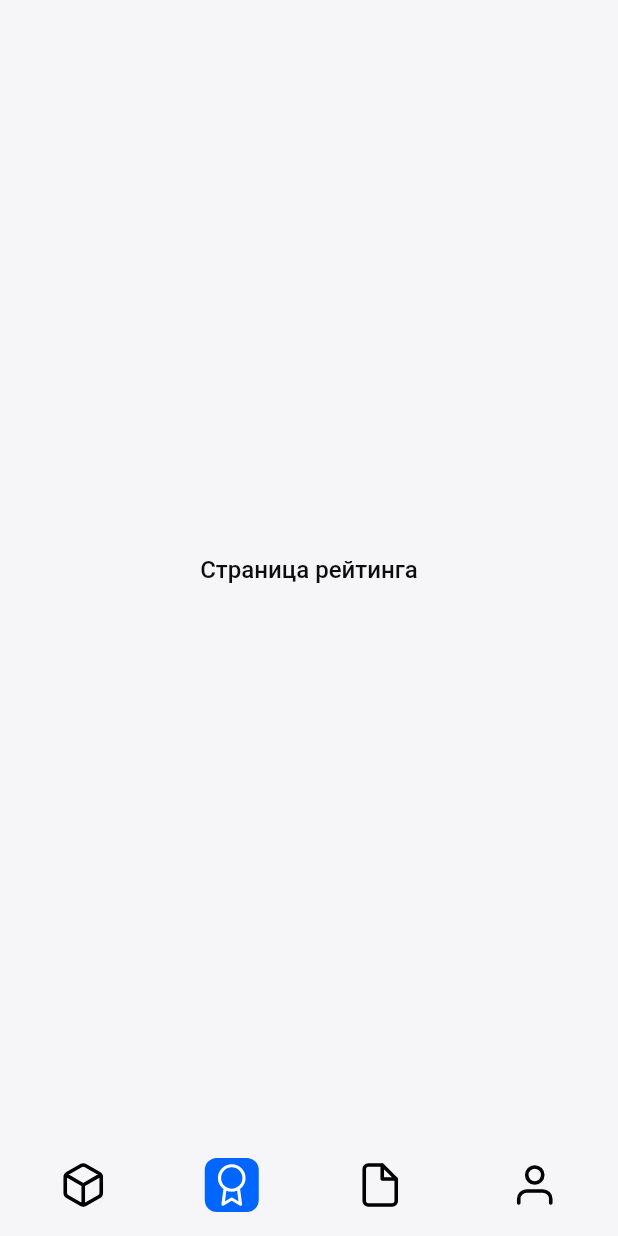
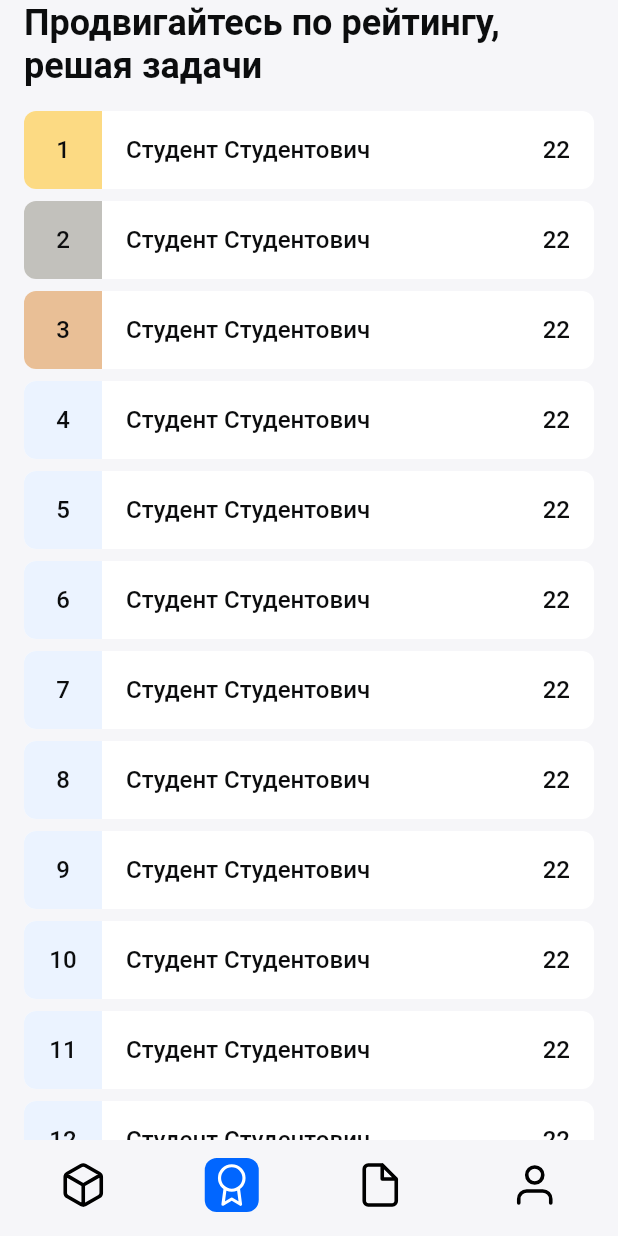
Before and after one commit to Task-Testing-System-Devs/test-system-mobile-v2, a Flutter app: the RatingPage screen opened by its route, on a phone screen of 412 x 824 dp. Run offline on Flutter 3.47's test engine with Material 3 defaults, Android fonts, the phone set to English and light mode, and no system bars; our stand-ins replace flutter_riverpod, flutter_svg, freezed_annotation, go_router, mask_text_input_formatter.

Commit message:
Add rating widget and some more changes

```diff
--- a/lib/main.dart
+++ b/lib/main.dart
@@ -8,10 +8,10 @@ import 'package:test_system/src/shared/theme/color_scheme.dart';
 import 'package:test_system/src/shared/theme/text_theme.dart';
 import 'package:test_system/src/shared/widgets/app_text_field.dart';
 import 'package:test_system/src/shared/widgets/complexity_widget.dart';
-import 'package:test_system/src/shared/widgets/contest_widget.dart';
-import 'package:test_system/src/shared/widgets/submission_widget.dart';
+import 'package:test_system/src/features/contests/view/widgets/contest_widget.dart';
+import 'package:test_system/src/features/submissions/view/widgets/submission_widget.dart';
 
-import 'src/shared/widgets/task_widget.dart';
+import 'src/features/tasks/view/widgets/task_widget.dart';
 
 void main() {
   runApp(
--- a/lib/src/features/contests/view/contests_page.dart
+++ b/lib/src/features/contests/view/contests_page.dart
@@ -1,7 +1,7 @@
 import 'package:flutter/material.dart';
 import 'package:test_system/src/shared/enums/programming_language.dart';
 import 'package:test_system/src/shared/widgets/complexity_widget.dart';
-import 'package:test_system/src/shared/widgets/contest_widget.dart';
+import 'package:test_system/src/features/contests/view/widgets/contest_widget.dart';
 
 class ContestsPage extends StatelessWidget {
   const ContestsPage({super.key});
--- a/lib/src/shared/widgets/contest_widget.dart
+++ b/lib/src/features/contests/view/widgets/contest_widget.dart
@@ -3,8 +3,8 @@ import 'package:test_system/src/shared/assets/app_assets.dart';
 import 'package:test_system/src/shared/widgets/complexity_widget.dart';
 import 'package:test_system/src/shared/widgets/universal_asset_image.dart';
 
-import '../colors/colors.dart';
-import '../enums/programming_language.dart';
+import '../../../../shared/colors/colors.dart';
+import '../../../../shared/enums/programming_language.dart';
 
 class ContestWidget extends StatelessWidget {
   const ContestWidget({
--- a/lib/src/features/rating/view/rating_page.dart
+++ b/lib/src/features/rating/view/rating_page.dart
@@ -1,13 +1,37 @@
 import 'package:flutter/material.dart';
+import 'package:test_system/src/features/rating/view/widgets/rating_widget.dart';
 
 class RatingPage extends StatelessWidget {
   const RatingPage({super.key});
 
   @override
   Widget build(BuildContext context) {
+    final theme = Theme.of(context);
+
     return Scaffold(
-      body: Center(
-        child: Text('Страница рейтинга'),
+      body: SafeArea(
+        child: SingleChildScrollView(
+          child: Padding(
+            padding: const EdgeInsets.symmetric(horizontal: 16),
+            child: Column(
+              crossAxisAlignment: CrossAxisAlignment.start,
+              children: [
+                Text(
+                  'Продвигайтесь по рейтингу, решая задачи',
+                  style: theme.textTheme.headlineLarge,
+                ),
+                const SizedBox(height: 16),
+                for (int i = 0; i < 20; ++i)
+                  Padding(
+                    padding: const EdgeInsets.only(bottom: 8),
+                    child: RatingWidget(
+                      position: i + 1,
+                    ),
+                  ),
+              ],
+            ),
+          ),
+        ),
       ),
     );
   }
--- /dev/null
+++ b/lib/src/features/rating/view/widgets/rating_widget.dart
@@ -0,0 +1,52 @@
+import 'package:flutter/material.dart';
+import 'package:test_system/src/shared/colors/colors.dart';
+
+class RatingWidget extends StatelessWidget {
+  RatingWidget({
+    required this.position,
+    super.key,
+  }) : color = switch (position) {
+          1 => AppColors.gold,
+          2 => AppColors.silver,
+          3 => AppColors.bronze,
+          _ => AppColors.surface,
+        };
+
+  final Color color;
+  final int position;
+
+  @override
+  Widget build(BuildContext context) {
+    return Container(
+      decoration: BoxDecoration(
+        borderRadius: BorderRadius.circular(8),
+        color: AppColors.card,
+      ),
+      height: 52,
+      child: Row(
+        mainAxisAlignment: MainAxisAlignment.start,
+        children: <Widget>[
+          Container(
+            decoration: BoxDecoration(
+              borderRadius: const BorderRadius.only(
+                topLeft: Radius.circular(8),
+                bottomLeft: Radius.circular(8),
+              ),
+              color: color,
+            ),
+            height: 52,
+            width: 52,
+            child: Center(
+              child: Text('$position'),
+            ),
+          ),
+          const SizedBox(width: 16),
+          const Text('Студент Студентович'),
+          const Spacer(),
+          const Text('22'),
+          const SizedBox(width: 16),
+        ],
+      ),
+    );
+  }
+}
--- a/lib/src/features/submissions/view/submissions_page.dart
+++ b/lib/src/features/submissions/view/submissions_page.dart
@@ -1,6 +1,6 @@
 import 'package:flutter/material.dart';
 import 'package:test_system/src/features/submissions/model/submission.dart';
-import 'package:test_system/src/shared/widgets/submission_widget.dart';
+import 'package:test_system/src/features/submissions/view/widgets/submission_widget.dart';
 
 import '../../../shared/enums/programming_language.dart';
 
--- a/lib/src/shared/widgets/submission_widget.dart
+++ b/lib/src/features/submissions/view/widgets/submission_widget.dart
@@ -3,8 +3,8 @@ import 'package:flutter/services.dart';
 import 'package:test_system/src/shared/widgets/text_info_widget.dart';
 import 'package:test_system/src/shared/widgets/universal_asset_image.dart';
 
-import '../../features/submissions/model/submission.dart';
-import '../colors/colors.dart';
+import '../../model/submission.dart';
+import '../../../../shared/colors/colors.dart';
 
 class SubmissionWidget extends StatefulWidget {
   final Submission submission;
--- a/lib/src/shared/theme/color_scheme.dart
+++ b/lib/src/shared/theme/color_scheme.dart
@@ -5,7 +5,7 @@ import '../colors/colors.dart';
 abstract class AppColorScheme {
   static final light = const ColorScheme.light().copyWith(
     primary: AppColors.primary,
-    background: AppColors.surface,
+    background: AppColors.background,
     surface: AppColors.background,
   );
 }
```
Also changed, not shown: lib/src/features/tasks/view/widgets/task_widget.dart (renamed from lib/src/shared/widgets/task_widget.dart, +5 -5 lines).
